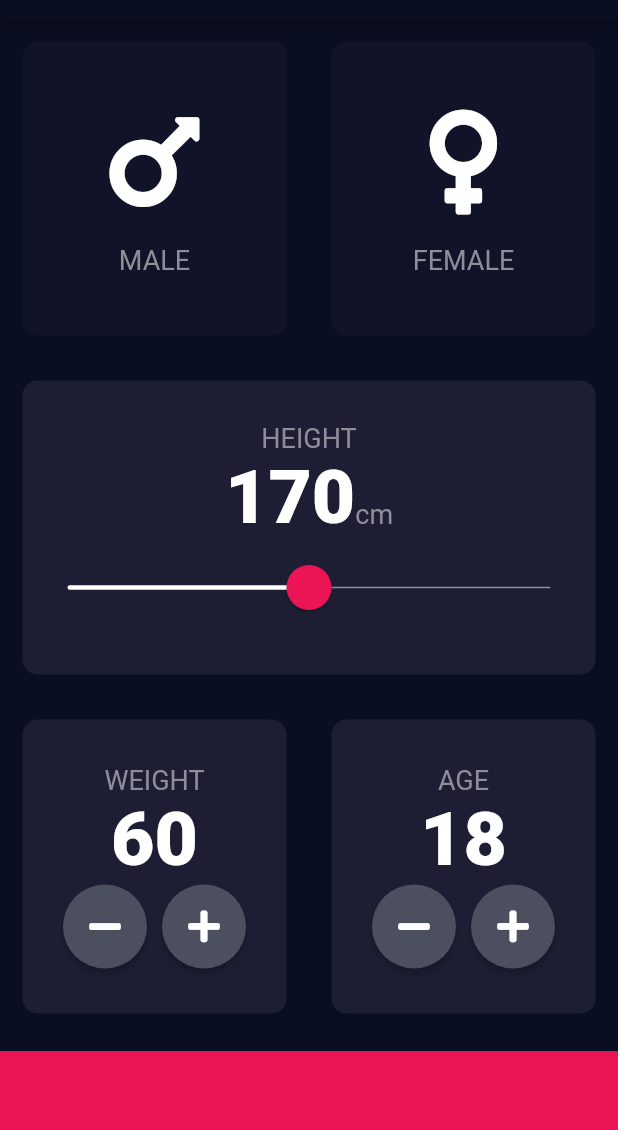
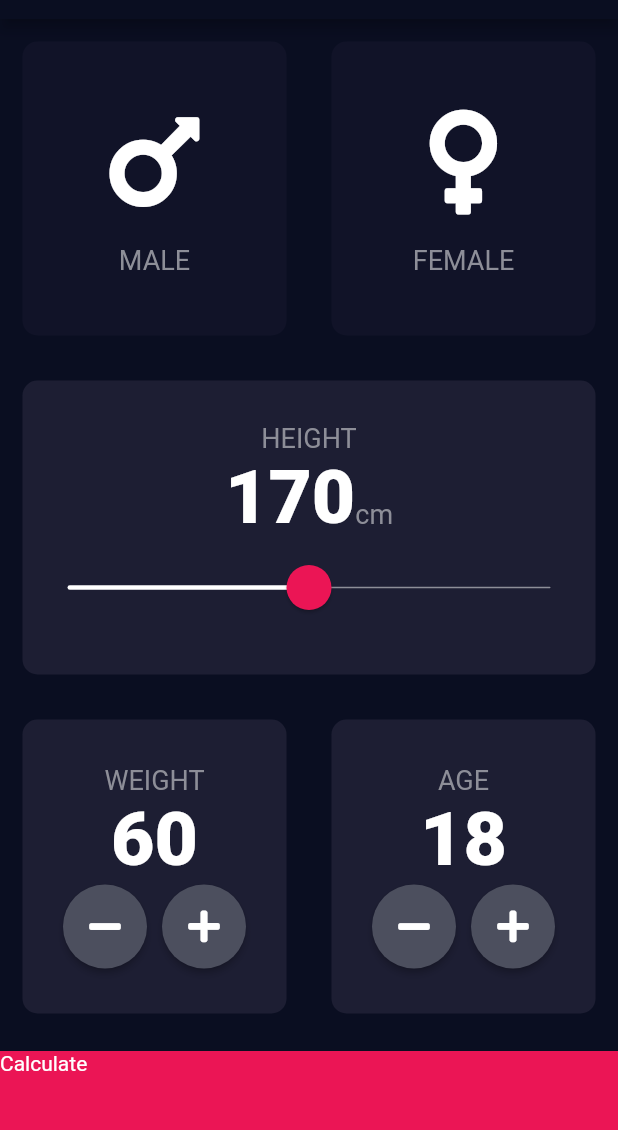
Before and after one commit to pelcastre-leomat/bmi-calculator-flutter, a Flutter app: the screen it shows after launch, on a phone screen of 412 x 824 dp, the part 65-1195 px from its top. Run offline on Flutter 3.47's test engine with Material 2 defaults, Android fonts, the phone set to English and light mode, and no system bars; our stand-ins replace font_awesome_flutter.

Commit message:
Added barebones functionality for page switching

```diff
--- a/lib/input_page.dart
+++ b/lib/input_page.dart
@@ -1,6 +1,7 @@
 import 'package:flutter/material.dart';
 import 'reusable_card.dart';
 import 'icon_content.dart';
+import 'results_page.dart';
 import 'package:font_awesome_flutter/font_awesome_flutter.dart';
 import 'constants.dart';
 
@@ -213,11 +214,22 @@ class _InputPageState extends State<InputPage> {
                 ],
               )
           ),
-          Container(
-            margin: const EdgeInsets.only(top: 10),
-            color: kBottomContainerColor,
-            height: kBottomContainerHeight,
-            width: double.infinity,
+          GestureDetector(
+            onTap:(){
+              Navigator.push(
+                context,
+                MaterialPageRoute(builder: (context) => const ResultsPage()),
+              );
+            },
+            child: Container(
+              child: Text(
+                'Calculate'
+              ),
+              margin: const EdgeInsets.only(top: 10),
+              color: kBottomContainerColor,
+              height: kBottomContainerHeight,
+              width: double.infinity,
+            ),
           )
         ],
       )
```
Also changed, not shown: lib/results_page.dart (added, +19 -0 lines).
